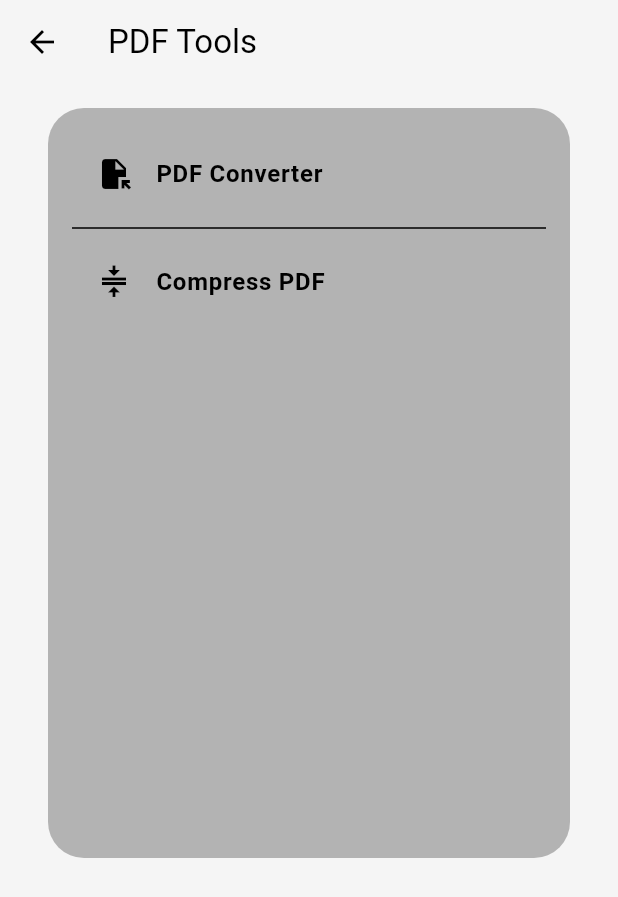
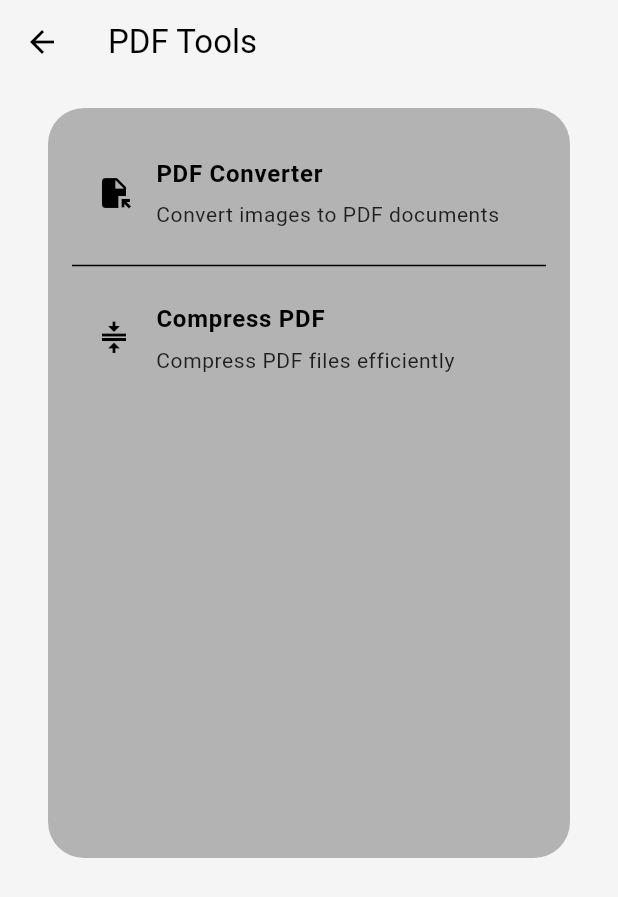
Before and after one commit to MuhamedUssama/PixiDesk, a Flutter app: the PdfToolsPage screen opened by its route, on a phone screen of 412 x 824 dp. Shown: the top 897 px of the screen. Run offline on Flutter 3.47's test engine with Material 3 defaults, Android fonts, the phone set to English and light mode, and no system bars; our stand-ins replace bloc, equatable, file_picker, flutter_bloc, flutter_image_compress, get_it and 3 more; missing offline and left inert: desktop_drop; accounts and stored records are empty.

Commit message:
add subtitle for pdf tool item

```diff
--- a/lib/core/theme/app_theme.dart
+++ b/lib/core/theme/app_theme.dart
@@ -50,6 +50,11 @@ abstract class AppTheme {
     ),
     textTheme: const TextTheme(
       bodyLarge: TextStyle(color: AppColors.darkHeadTextColor),
+      bodySmall: TextStyle(
+        color: AppColors.darkTextColor,
+        fontSize: 14,
+        fontWeight: FontWeight.w400,
+      ),
       headlineSmall: TextStyle(
         color: AppColors.darkHeadTextColor,
         fontSize: 18,
@@ -178,6 +183,11 @@ abstract class AppTheme {
     ),
     textTheme: const TextTheme(
       bodyLarge: TextStyle(color: AppColors.lightHeadTextColor),
+      bodySmall: TextStyle(
+        color: AppColors.lightTextColor,
+        fontSize: 14,
+        fontWeight: FontWeight.w400,
+      ),
       headlineSmall: TextStyle(
         color: AppColors.lightHeadTextColor,
         fontSize: 18,
--- a/lib/features/pdf/pdf_tools_page.dart
+++ b/lib/features/pdf/pdf_tools_page.dart
@@ -31,12 +31,14 @@ class PdfToolsPage extends StatelessWidget {
                     Navigator.pushNamed(context, AppRouter.pdfConverterRoute);
                   },
                   toolName: l10n.pdfConverterTitle,
+                  toolDescription: l10n.pdfConverterSubtitle,
                   icon: Icons.file_open,
                 ),
                 const Divider(),
                 PdfToolItem(
                   onTap: () {},
                   toolName: l10n.compressPdf,
+                  toolDescription: l10n.compressPdfSubtitle,
                   icon: Icons.compress,
                 ),
               ],
--- a/lib/features/pdf/widgets/pdf_tool_item.dart
+++ b/lib/features/pdf/widgets/pdf_tool_item.dart
@@ -4,12 +4,15 @@ import 'package:pixi_desk/core/theme/app_colors.dart';
 class PdfToolItem extends StatelessWidget {
   final VoidCallback onTap;
   final String toolName;
+  final String toolDescription;
   final IconData icon;
+
   const PdfToolItem({
     super.key,
     required this.onTap,
     required this.toolName,
     required this.icon,
+    required this.toolDescription,
   });
 
   @override
@@ -28,11 +31,21 @@ class PdfToolItem extends StatelessWidget {
                 ? AppColors.darkHeadTextColor
                 : AppColors.lightHeadTextColor,
           ),
-          Text(
-            toolName,
-            style: Theme.of(
-              context,
-            ).textTheme.bodyLarge?.copyWith(fontWeight: FontWeight.w600),
+          Column(
+            spacing: 6,
+            crossAxisAlignment: CrossAxisAlignment.start,
+            children: [
+              Text(
+                toolName,
+                style: Theme.of(
+                  context,
+                ).textTheme.bodyLarge?.copyWith(fontWeight: FontWeight.w600),
+              ),
+              Text(
+                toolDescription,
+                style: Theme.of(context).textTheme.bodySmall,
+              ),
+            ],
           ),
         ],
       ),
--- a/lib/l10n/app_ar.arb
+++ b/lib/l10n/app_ar.arb
@@ -1,6 +1,7 @@
 {
   "appTitle": "بيكسي ديسك",
   "pdfConverterTitle": "محول PDF",
+  "pdfConverterSubtitle": "تحويل الصور إلى ملفات PDF",
   "addPhotos": "إضافة صور",
   "generatePdf": "إنشاء ملف PDF",
   "pageSize": "حجم الصفحة",
@@ -27,7 +28,6 @@
   "dragAndDropImages": "اسحب وأفلت الصور هنا للبدء",
   "imageProcessingTitle": "معالجة الصور",
   "imageProcessingSubtitle": "ضغط وتحويل الصور بكفاءة",
-  "pdfConverterSubtitle": "تحويل الصور إلى ملفات PDF",
   "pdfTools": "أدوات PDF",
   "pdfToolsSubtitle": "تحويل، ضغط، إدارة ملفات PDF بكفاءة",
   "appSubtitle": "أداة متكاملة لمعالجة الصور والملفات PDF",
--- a/lib/l10n/app_en.arb
+++ b/lib/l10n/app_en.arb
@@ -1,6 +1,7 @@
 {
   "appTitle": "PixiDesk",
   "pdfConverterTitle": "PDF Converter",
+  "pdfConverterSubtitle": "Convert images to PDF documents",
   "addPhotos": "Add Photos",
   "generatePdf": "Generate PDF",
   "pageSize": "Page Size",
@@ -27,7 +28,6 @@
   "dragAndDropImages": "Drag and drop images here to start",
   "imageProcessingTitle": "Image Processing",
   "imageProcessingSubtitle": "Compress and convert images efficiently",
-  "pdfConverterSubtitle": "Convert images to PDF documents",
   "pdfTools": "PDF Tools",
   "pdfToolsSubtitle": "Convert, compress, manage PDFs efficiently",
   "appSubtitle": "Your all-in-one desktop utility for image and PDF processing.",
--- a/lib/l10n/localization/app_localizations.dart
+++ b/lib/l10n/localization/app_localizations.dart
@@ -109,6 +109,12 @@ abstract class AppLocalizations {
   /// In en, this message translates to:
   /// **'PDF Converter'**
   String get pdfConverterTitle;
+
+  /// No description provided for @pdfConverterSubtitle.
+  ///
+  /// In en, this message translates to:
+  /// **'Convert images to PDF documents'**
+  String get pdfConverterSubtitle;
 
   /// No description provided for @addPhotos.
   ///
@@ -266,12 +272,6 @@ abstract class AppLocalizations {
   /// **'Compress and convert images efficiently'**
   String get imageProcessingSubtitle;
 
-  /// No description provided for @pdfConverterSubtitle.
-  ///
-  /// In en, this message translates to:
-  /// **'Convert images to PDF documents'**
-  String get pdfConverterSubtitle;
-
   /// No description provided for @pdfTools.
   ///
   /// In en, this message translates to:
--- a/lib/l10n/localization/app_localizations_ar.dart
+++ b/lib/l10n/localization/app_localizations_ar.dart
@@ -13,6 +13,9 @@ class AppLocalizationsAr extends AppLocalizations {
 
   @override
   String get pdfConverterTitle => 'محول PDF';
+
+  @override
+  String get pdfConverterSubtitle => 'تحويل الصور إلى ملفات PDF';
 
   @override
   String get addPhotos => 'إضافة صور';
@@ -93,9 +96,6 @@ class AppLocalizationsAr extends AppLocalizations {
   String get imageProcessingSubtitle => 'ضغط وتحويل الصور بكفاءة';
 
   @override
-  String get pdfConverterSubtitle => 'تحويل الصور إلى ملفات PDF';
-
-  @override
   String get pdfTools => 'أدوات PDF';
 
   @override
--- a/lib/l10n/localization/app_localizations_en.dart
+++ b/lib/l10n/localization/app_localizations_en.dart
@@ -13,6 +13,9 @@ class AppLocalizationsEn extends AppLocalizations {
 
   @override
   String get pdfConverterTitle => 'PDF Converter';
+
+  @override
+  String get pdfConverterSubtitle => 'Convert images to PDF documents';
 
   @override
   String get addPhotos => 'Add Photos';
@@ -94,9 +97,6 @@ class AppLocalizationsEn extends AppLocalizations {
       'Compress and convert images efficiently';
 
   @override
-  String get pdfConverterSubtitle => 'Convert images to PDF documents';
-
-  @override
   String get pdfTools => 'PDF Tools';
 
   @override
```
